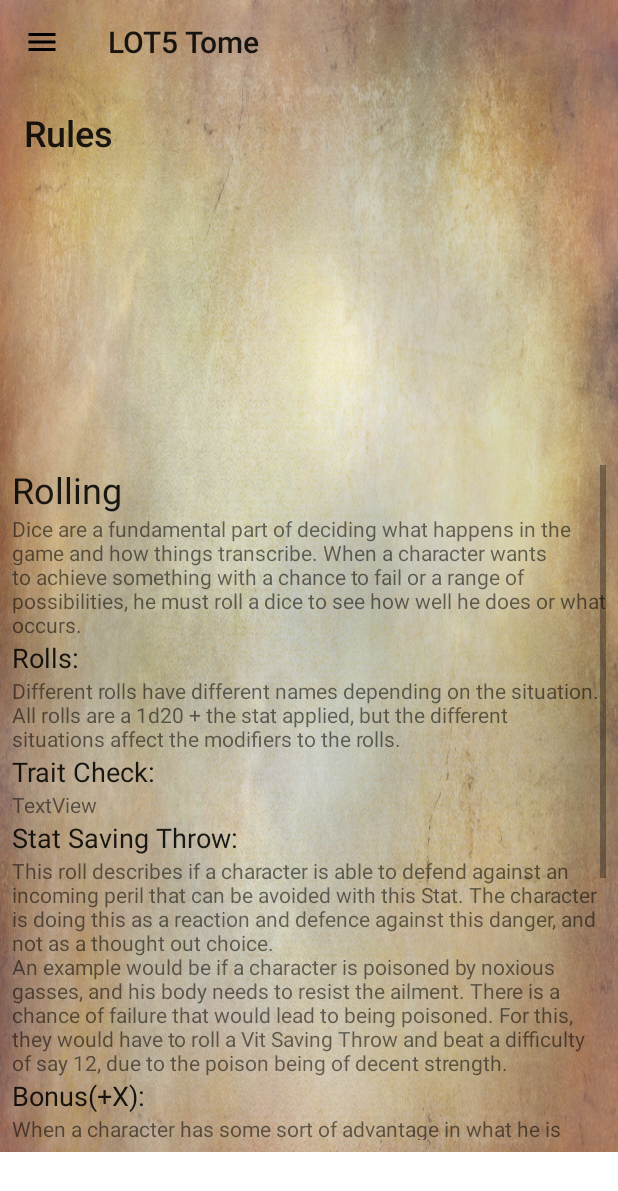
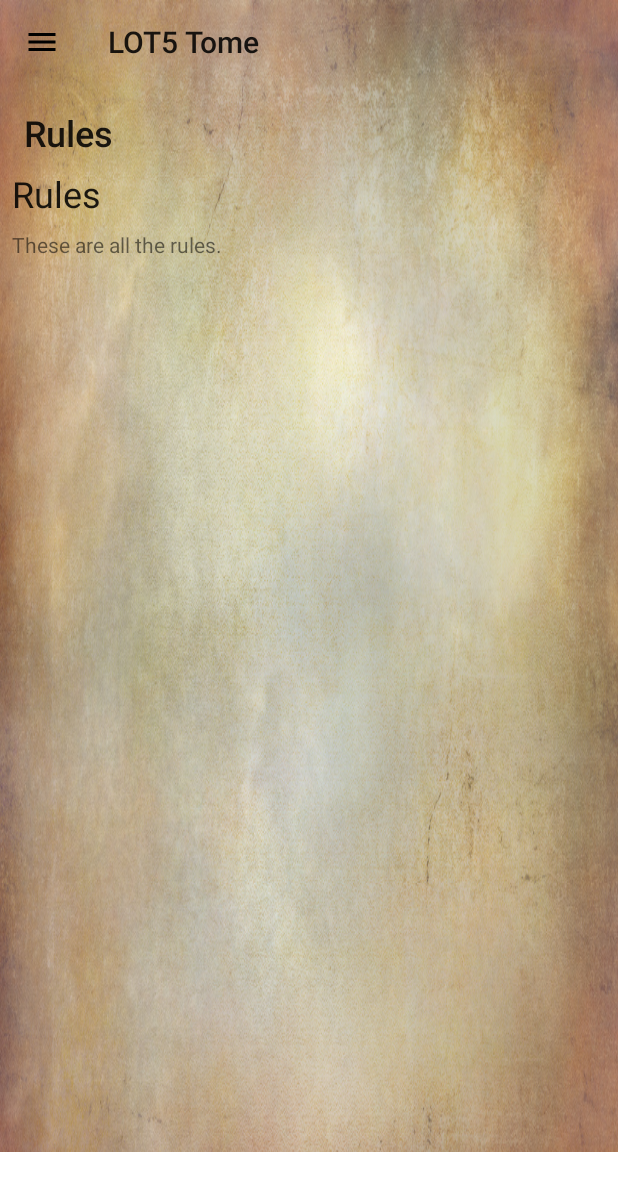
Before and after one commit to FcoAlvarez91/App_Movil_LOT5, an Android app: the screen it shows after launch (MainActivity), in the side drawer, after a tap on "Rules", on a phone screen of 412 x 824 dp. Shown: the top 1191 px of the screen. Run offline under Robolectric (Android 15) with nearby library versions, the phone set to English and light mode, and no system bars.

Commit message:
Classes and new fragment.

```diff
--- a/app/src/main/res/layout/fragment_basic_rules.xml
+++ b/app/src/main/res/layout/fragment_basic_rules.xml
@@ -6,98 +6,32 @@
     android:layout_height="match_parent"
     tools:context=".fragments.BasicRulesFragment">
 
+    <TextView
+        android:id="@+id/textView5"
+        android:layout_width="match_parent"
+        android:layout_height="wrap_content"
+        android:text="Rules"
+        android:textAppearance="@style/TextAppearance.AppCompat.Headline"
+        app:layout_constraintTop_toTopOf="parent" />
+
     <ScrollView
         android:layout_width="match_parent"
-        android:layout_height="match_parent">
+        android:layout_height="0dp"
+        android:layout_marginTop="8dp"
+        app:layout_constraintEnd_toEndOf="parent"
+        app:layout_constraintStart_toStartOf="parent"
+        app:layout_constraintTop_toBottomOf="@+id/textView5">
 
         <LinearLayout
             android:layout_width="match_parent"
             android:layout_height="wrap_content"
-            android:orientation="vertical" >
-
-            <TextView
-                android:id="@+id/textView5"
-                android:layout_width="match_parent"
-                android:layout_height="wrap_content"
-                android:text="Rolling"
-                android:textAppearance="@style/TextAppearance.AppCompat.Headline" />
+            android:orientation="vertical">
 
             <TextView
                 android:id="@+id/textView3"
                 android:layout_width="match_parent"
                 android:layout_height="wrap_content"
-                android:text="@string/Rolling_Intro" />
-
-            <TextView
-                android:id="@+id/textView2"
-                android:layout_width="match_parent"
-                android:layout_height="wrap_content"
-                android:text="Rolls:"
-                android:textAppearance="@style/TextAppearance.AppCompat.Headline"
-                android:textSize="18sp" />
-
-            <TextView
-                android:id="@+id/textView4"
-                android:layout_width="match_parent"
-                android:layout_height="wrap_content"
-                android:text="@string/Rolls_Basic" />
-
-            <TextView
-                android:id="@+id/textView6"
-                android:layout_width="match_parent"
-                android:layout_height="wrap_content"
-                android:text="Trait Check:"
-                android:textAppearance="@style/TextAppearance.AppCompat.Headline"
-                android:textSize="18sp" />
-
-            <TextView
-                android:id="@+id/textView7"
-                android:layout_width="match_parent"
-                android:layout_height="wrap_content"
-                android:text="TextView"
-                tools:text="@string/Trait_Check" />
-
-            <TextView
-                android:id="@+id/textView8"
-                android:layout_width="match_parent"
-                android:layout_height="wrap_content"
-                android:text="Stat Saving Throw:"
-                android:textAppearance="@style/TextAppearance.AppCompat.Headline"
-                android:textSize="18sp" />
-
-            <TextView
-                android:id="@+id/textView9"
-                android:layout_width="match_parent"
-                android:layout_height="wrap_content"
-                android:text="@string/Stat_Saving_Throw" />
-
-            <TextView
-                android:id="@+id/textView10"
-                android:layout_width="match_parent"
-                android:layout_height="wrap_content"
-                android:text="Bonus(+X):"
-                android:textAppearance="@style/TextAppearance.AppCompat.Headline"
-                android:textSize="18sp" />
-
-            <TextView
-                android:id="@+id/textView11"
-                android:layout_width="match_parent"
-                android:layout_height="wrap_content"
-                android:text="@string/Bonus_Roll" />
-
-            <TextView
-                android:id="@+id/textView12"
-                android:layout_width="match_parent"
-                android:layout_height="wrap_content"
-                android:text="Penalty(-X)"
-                android:textAppearance="@style/TextAppearance.AppCompat.Headline"
-                android:textSize="18sp" />
-
-            <TextView
-                android:id="@+id/textView13"
-                android:layout_width="match_parent"
-                android:layout_height="wrap_content"
-                android:text="@string/Penalty_Roll" />
+                android:text="These are all the rules." />
 
         </LinearLayout>
     </ScrollView>
--- a/app/src/main/res/layout/fragment_rules.xml
+++ b/app/src/main/res/layout/fragment_rules.xml
@@ -41,7 +41,7 @@
     <FrameLayout
         android:id="@+id/rules_frame"
         android:layout_width="0dp"
-        android:layout_height="450dp"
+        android:layout_height="0dp"
         android:layout_marginBottom="8dp"
         android:layout_marginEnd="8dp"
         android:layout_marginStart="8dp"
```
Also changed, not shown: app/src/main/java/montero/app_movil_lot5/fragments/RollingRulesFragment.java (added, +30 -0 lines), app/src/main/java/montero/app_movil_lot5/fragments/TravelRulesFragment.java (added, +30 -0 lines), app/src/main/res/layout/fragment_rolling_rules.xml (added, +111 -0 lines), app/src/main/res/layout/fragment_travel_rules.xml (added, +111 -0 lines), app/src/main/res/drawable/Runes.png (deleted).
